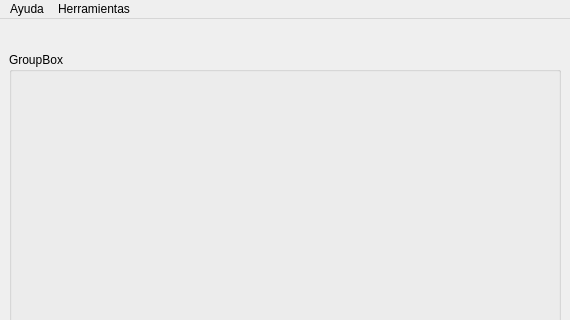
Before: the Qt Designer form src/ui/mainwin.ui in leosmolas/conotels, drawn with Qt 5; both pictures show x 0 to 570 and y 0 to 320 of the 570 by 650 pixel window.
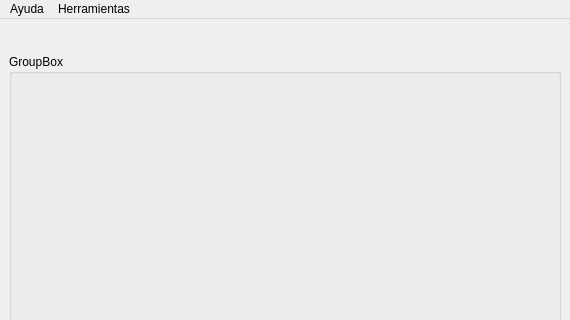
After: the same form once the commit is applied.

Commit message: en todos los lugares donde se maneja guita puse que sea decimal (10,2), y en la ui puse para que se pueda ingresar con centavos.

Patch:
```diff
--- a/src/ui/mainwin.ui
+++ b/src/ui/mainwin.ui
@@ -21,9 +21,9 @@
 };</string>
    </property>
    <layout class="QGridLayout" name="gridLayout_2">
-    <item row="1" column="0">
+    <item row="1" column="0" colspan="4">
      <layout class="QGridLayout" name="gridLayout">
-      <item row="0" column="1">
+      <item row="0" column="0" colspan="2">
        <widget class="QGroupBox" name="title">
         <property name="title">
          <string>GroupBox</string>
@@ -67,6 +67,19 @@
      </layout>
     </item>
     <item row="0" column="0">
+     <spacer name="horizontalSpacer">
+      <property name="orientation">
+       <enum>Qt::Horizontal</enum>
+      </property>
+      <property name="sizeHint" stdset="0">
+       <size>
+        <width>40</width>
+        <height>20</height>
+       </size>
+      </property>
+     </spacer>
+    </item>
+    <item row="0" column="2">
      <widget class="QFrame" name="buttonsFrame">
       <property name="styleSheet">
        <string notr="true">QToolButton{	
@@ -90,6 +103,19 @@
       <layout class="QHBoxLayout" name="buttonsLayout"/>
      </widget>
     </item>
+    <item row="0" column="3">
+     <spacer name="horizontalSpacer_2">
+      <property name="orientation">
+       <enum>Qt::Horizontal</enum>
+      </property>
+      <property name="sizeHint" stdset="0">
+       <size>
+        <width>40</width>
+        <height>20</height>
+       </size>
+      </property>
+     </spacer>
+    </item>
    </layout>
   </widget>
   <widget class="QStatusBar" name="statusbar"/>
```
Left out of the diff: 2 changed lines with no effect on the pictures. The commit also changes 6 other files.
